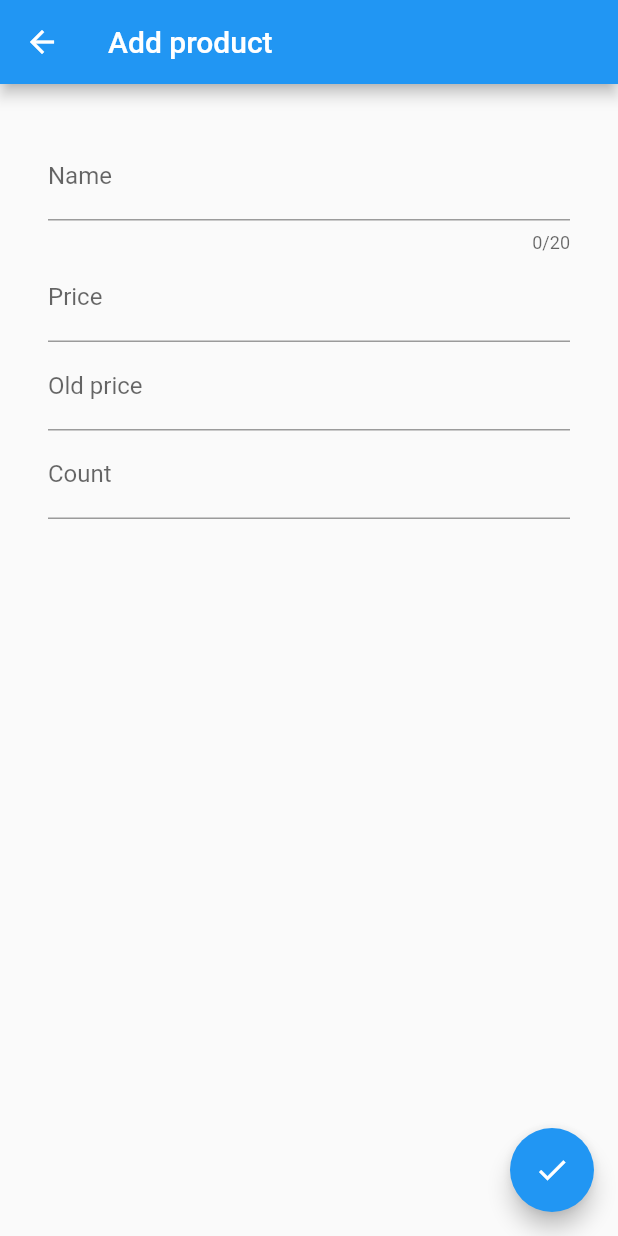
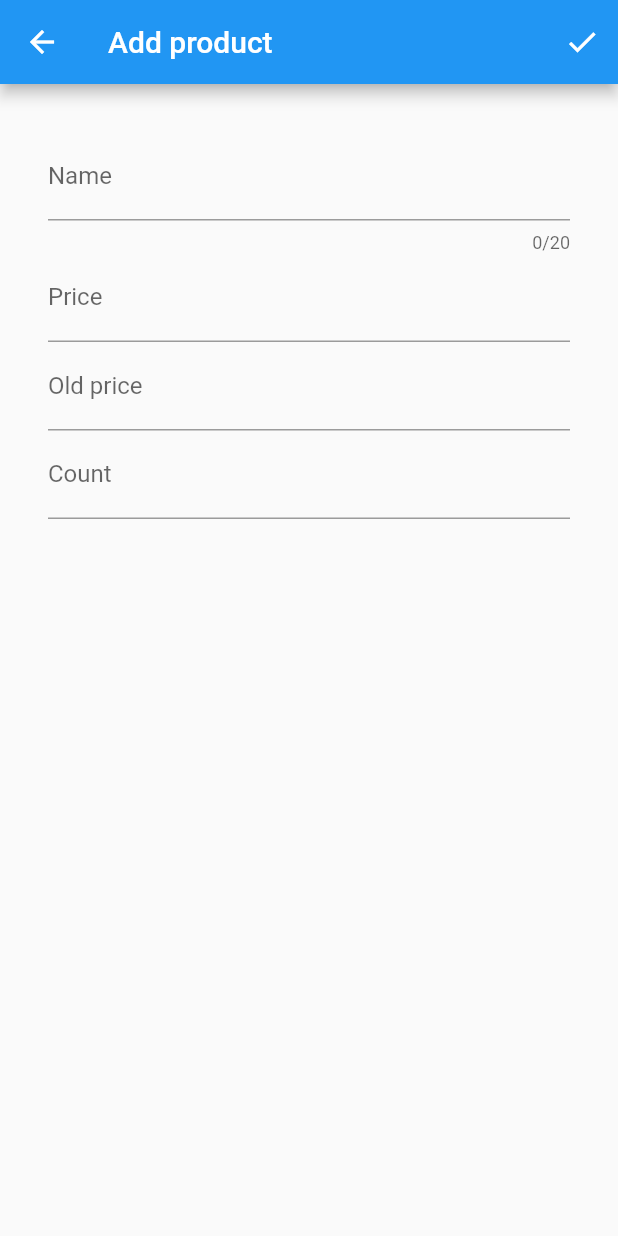
Before and after one commit to mderis/tav_test_1, a Flutter app: the AddScreen screen opened by its route, on a phone screen of 412 x 824 dp. Run offline on Flutter 3.47's test engine with Material 2 defaults, Android fonts, the phone set to English and light mode, and no system bars; our stand-ins replace bloc, equatable, flutter_bloc, sembast.

Commit message:
some changes

```diff
--- a/lib/screens/add_screen.dart
+++ b/lib/screens/add_screen.dart
@@ -44,7 +44,27 @@ class _AddScreenState extends State<AddScreen> {
     return Scaffold(
       appBar: AppBar(
         title: Text(widget.editMode ? "Edit product" : "Add product"),
-        actions: <Widget>[],
+        actions: <Widget>[
+          Builder(
+            builder: (context) => IconButton(
+              icon: Icon(Icons.check),
+              onPressed: () {
+                if (widget.productModel.name.isEmpty ||
+                    widget.productModel.price == 0) {
+                  Scaffold.of(context).showSnackBar(SnackBar(
+                    content: Text("All fields must be filled"),
+                  ));
+                  return;
+                }
+                if (widget.editMode)
+                  throw UnimplementedError();
+                else
+                  _productBloc.add(AddProductEvent(widget.productModel));
+                Navigator.pop(context);
+              },
+            ),
+          )
+        ],
       ),
       body: BlocBuilder<ProductBloc, ProductState>(
         bloc: _productBloc,
@@ -97,26 +117,6 @@ class _AddScreenState extends State<AddScreen> {
               ));
         },
       ),
-      floatingActionButton: Builder(
-        builder: (context) => FloatingActionButton(
-          onPressed: () {
-            if (widget.productModel.name.isEmpty ||
-                widget.productModel.price == 0) {
-              Scaffold.of(context).showSnackBar(SnackBar(
-                content: Text("All fields must be filled"),
-              ));
-              return;
-            }
-            if (widget.editMode)
-              throw UnimplementedError();
-            else
-              _productBloc.add(AddProductEvent(widget.productModel));
-            Navigator.pop(context);
-          },
-          tooltip: 'Done',
-          child: Icon(Icons.done),
-        ),
-      ),
     );
   }
 }
```
